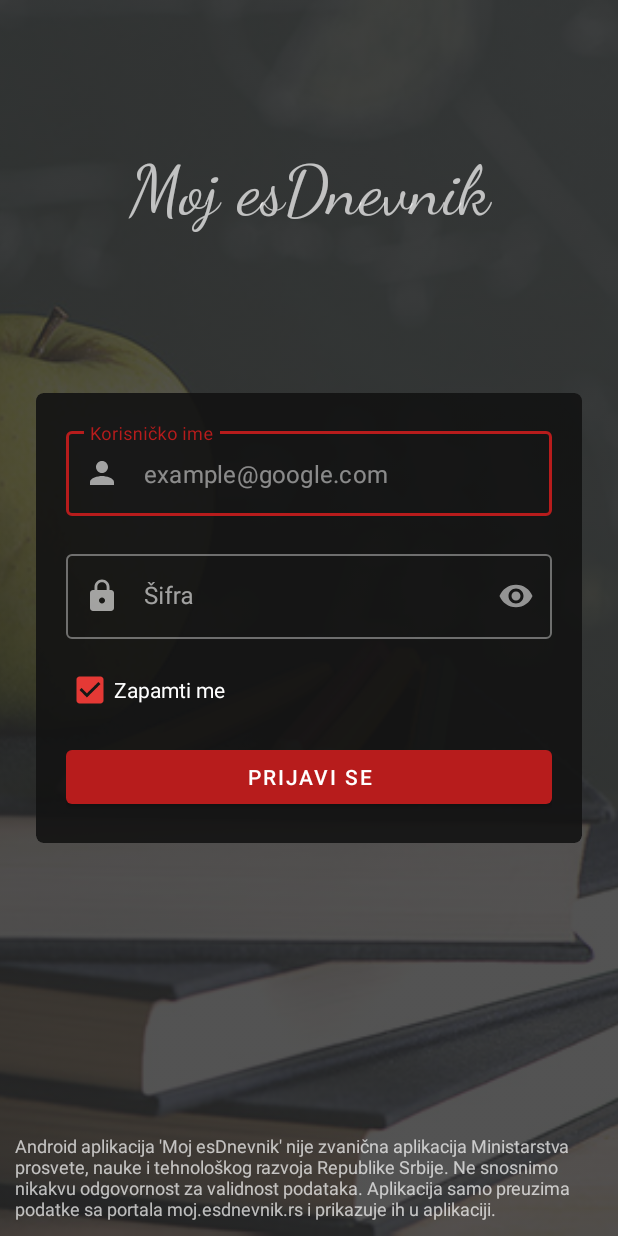
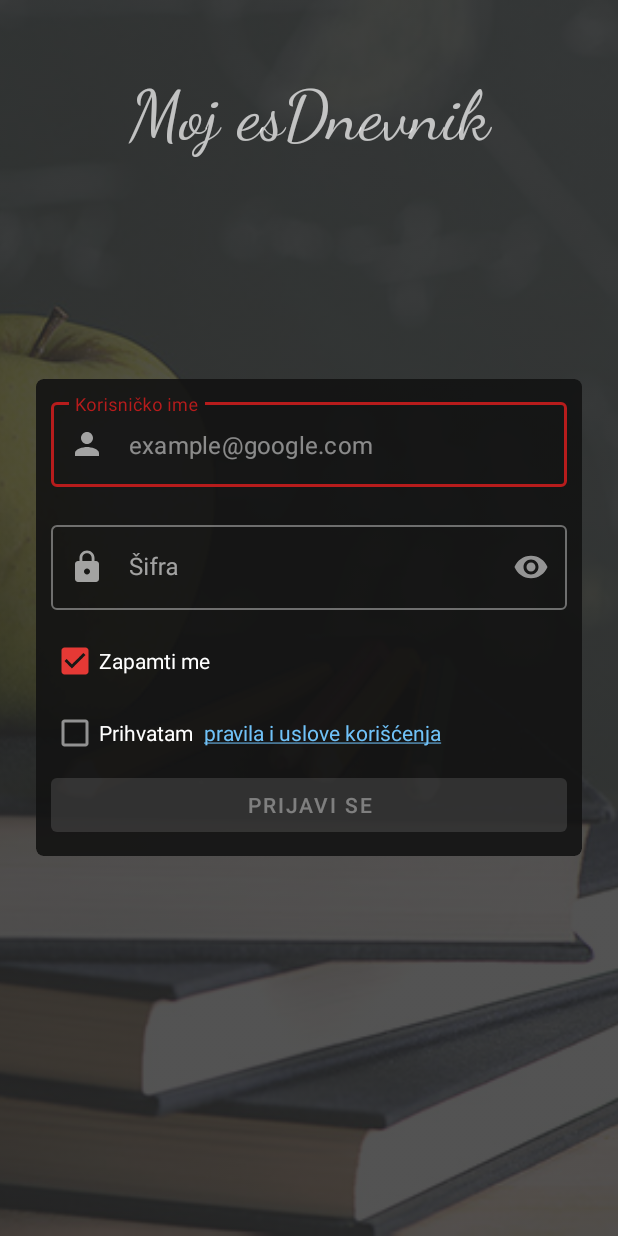
Before and after one commit to semsudin-tafilovic/Moj.esDnevnik, an Android app: the screen it shows after launch (LoginActivity), on a phone screen of 412 x 824 dp. Run offline under Robolectric (Android 15) with nearby library versions, the phone set to English and light mode, and no system bars; our stand-ins replace Dagger/Hilt's generated code.

```diff
--- a/app/src/main/java/rs/tafilovic/mojesdnevnik/presentation/viewholder/BehaviorsViewHolder.kt
+++ b/app/src/main/java/rs/tafilovic/mojesdnevnik/presentation/viewholder/BehaviorsViewHolder.kt
@@ -9,14 +9,15 @@
 import rs.tafilovic.mojesdnevnik.model.Behavior
 import java.text.DateFormat
 import java.text.SimpleDateFormat
+import java.util.*
 
 class BehaviorsViewHolder(view: View) : RecyclerView.ViewHolder(view) {
 
-    val sdf = SimpleDateFormat.getDateInstance(DateFormat.MEDIUM)
+    val sdf = SimpleDateFormat("dd. MM. yyyy.", Locale.getDefault())
 
     fun bind(behavior: Behavior) {
         itemView.apply {
-            tvDate.text = sdf.format(behavior.date)
+            tvDate.text = behavior.date;
             tvName.text = behavior.name
             tvNote.text = behavior.note
             tvNote.visibility = if (behavior.note.isNullOrEmpty()) View.GONE else View.VISIBLE
--- a/app/src/main/java/rs/tafilovic/mojesdnevnik/presentation/viewholder/EventViewHolder.kt
+++ b/app/src/main/java/rs/tafilovic/mojesdnevnik/presentation/viewholder/EventViewHolder.kt
@@ -65,7 +65,7 @@
         if (event == null) return
 
         itemView.apply {
-            tvDate.text = sdf.format(event.date)
+            tvDate.text = event.date
             tvClassName.text = event.course
             when (type) {
                 ITEM_FINAL_GRADE,
--- a/app/src/main/java/rs/tafilovic/mojesdnevnik/repository/Repository.kt
+++ b/app/src/main/java/rs/tafilovic/mojesdnevnik/repository/Repository.kt
@@ -119,6 +119,7 @@
             apiClient.getApiService().getGrades(studentClassId)
                 .enqueue(object : Callback<List<FullGrades>> {
                     override fun onFailure(call: Call<List<FullGrades>>, t: Throwable) {
+                        Logger.e(TAG, "getGrades() - error: "+t.message);
                         notifyError(t, onResult)
                     }
 
--- a/app/src/main/java/rs/tafilovic/mojesdnevnik/rest/ApiClient.kt
+++ b/app/src/main/java/rs/tafilovic/mojesdnevnik/rest/ApiClient.kt
@@ -129,17 +129,18 @@
     private val offlineInterceptor = OfflineInterceptor()
 
     private val okHttpClient = OkHttpClient().newBuilder()
+        .connectTimeout(10, TimeUnit.SECONDS)
+        .readTimeout(10, TimeUnit.SECONDS)
+        .writeTimeout(10, TimeUnit.SECONDS)
         .cache(apiCache)
         .addInterceptor(cookieInterceptor)
         .addInterceptor(httpLoggingInterceptor)
         //.addNetworkInterceptor(networkInterceptor)
         .addInterceptor(offlineInterceptor)
-        .connectTimeout(10, TimeUnit.SECONDS)
-        .readTimeout(10, TimeUnit.SECONDS)
-        .writeTimeout(10, TimeUnit.SECONDS)
         .build()
 
     private val gson = GsonBuilder().setDateFormat("yyyy-MM-dd HH:mm:ss").create()
+
 
     private val retrofit: Retrofit = Retrofit.Builder()
         .client(okHttpClient)
--- a/app/src/main/java/rs/tafilovic/mojesdnevnik/ui/activitiy/LoginActivity.kt
+++ b/app/src/main/java/rs/tafilovic/mojesdnevnik/ui/activitiy/LoginActivity.kt
@@ -6,22 +6,20 @@
 import android.view.View
 import androidx.lifecycle.Observer
 import com.google.android.material.textfield.TextInputEditText
-import com.google.firebase.crashlytics.FirebaseCrashlytics
-import com.google.firebase.ktx.Firebase
 import kotlinx.android.synthetic.main.activity_login.*
 import rs.tafilovic.mojesdnevnik.MyApp
 import rs.tafilovic.mojesdnevnik.R
 import rs.tafilovic.mojesdnevnik.model.StatusCode
-import rs.tafilovic.mojesdnevnik.util.KeyboardEventListener
-import rs.tafilovic.mojesdnevnik.util.Logger
-import rs.tafilovic.mojesdnevnik.util.PrefsHelper
+import rs.tafilovic.mojesdnevnik.ui.fragment.LicenceAgreementFragment
+import rs.tafilovic.mojesdnevnik.util.*
 import rs.tafilovic.mojesdnevnik.viewmodel.LoginViewModel
-import java.lang.RuntimeException
 import javax.inject.Inject
 
 class LoginActivity : BaseActivity() {
 
     override val TAG = this::class.java.name
+
+    private val ACCEPTED_LICENCE_AGREEMENT = "ACCEPTED_LICENCE_AGREEMENT"
 
     @Inject
     lateinit var loginViewModel: LoginViewModel
@@ -41,6 +39,7 @@
         loginViewModel.studentsLiveData.observe(this, Observer {
             Logger.d(TAG, "Students: $it")
             if (it != null) {
+                this.setPrefsBoolean(ACCEPTED_LICENCE_AGREEMENT, cbAcceptAgreement.isChecked)
                 startActivity(Intent(this, MainActivity::class.java))
                 finish()
             } else {
@@ -60,6 +59,10 @@
             showToast(it.message)
         })
 
+        cbAcceptAgreement.setOnCheckedChangeListener { buttonView, isChecked ->
+            btnLogin.isEnabled = isChecked
+        }
+
         btnLogin.setOnClickListener { login() }
 
         etUsername.onFocusChangeListener = editTextFocusChangedListener
@@ -67,14 +70,22 @@
 
         KeyboardEventListener(this) {
             tvTitle.visibility = if (it) View.GONE else View.VISIBLE
-            tvDisclaimer.visibility = if (it) View.GONE else View.VISIBLE
         }
+
+        tvLicenceAgreement.setOnClickListener {
+            LicenceAgreementFragment().show(
+                supportFragmentManager,
+                LicenceAgreementFragment::class.java.simpleName
+            )
+        }
+
+        cbAcceptAgreement.isChecked = this.getPrefsBoolean(ACCEPTED_LICENCE_AGREEMENT)
     }
 
     private fun login() {
         prefsHelper.removeCredentials()
-        username = etUsername.editableText?.toString()
-        password = etPassword.editableText?.toString()
+        username = etUsername.editableText?.toString()?.trim()
+        password = etPassword.editableText?.toString()?.trim()
         Logger.d(TAG, "btnLoginClick: username: $username password: $password")
         val rememberMe = cbSaveMe.isChecked
         loginViewModel.login(username, password, rememberMe)
@@ -95,6 +106,6 @@
     override fun onConnectionChanged(connected: Boolean) {
         super.onConnectionChanged(connected)
         tvNoInternetConnection.visibility = if (connected) View.GONE else View.VISIBLE
-        btnLogin.isEnabled = connected
+        btnLogin.isEnabled = connected && cbAcceptAgreement.isChecked
     }
 }
--- a/app/src/main/java/rs/tafilovic/mojesdnevnik/util/Extensions.kt
+++ b/app/src/main/java/rs/tafilovic/mojesdnevnik/util/Extensions.kt
@@ -11,6 +11,7 @@
 import android.text.SpannableString
 import android.text.Spanned
 import androidx.core.text.toSpanned
+import androidx.preference.PreferenceManager
 
 /**
  * File with some helper methods (mainly extension methods)
@@ -62,3 +63,11 @@
         action()
     }
 }
+
+fun Context.getPrefsBoolean(name: String): Boolean {
+    return PreferenceManager.getDefaultSharedPreferences(this).getBoolean(name, false)
+}
+
+fun Context.setPrefsBoolean(name: String, value: Boolean) {
+    PreferenceManager.getDefaultSharedPreferences(this).edit().putBoolean(name, value).apply()
+}
--- a/app/src/main/res/layout/activity_login.xml
+++ b/app/src/main/res/layout/activity_login.xml
@@ -5,6 +5,7 @@
     android:layout_width="match_parent"
     android:layout_height="match_parent"
     android:fitsSystemWindows="true"
+    android:keepScreenOn="true"
     android:theme="@style/ThemeOverlay.MaterialComponents.Dark"
     tools:context=".ui.activitiy.LoginActivity">
 
@@ -16,13 +17,14 @@
         android:src="@drawable/education"
         android:tint="#D02C2C2C" />
 
+
     <TextView
         android:id="@+id/tvTitle"
         style="@style/TextAppearance.AppCompat.Display2"
         android:layout_width="match_parent"
         android:layout_height="wrap_content"
         android:layout_gravity="center_horizontal|top"
-        android:layout_marginTop="100dp"
+        android:layout_marginTop="50dp"
         android:fontFamily="cursive"
         android:gravity="center_horizontal"
         android:text="@string/app_name" />
@@ -45,7 +47,7 @@
             android:layout_width="match_parent"
             android:layout_height="wrap_content"
             android:orientation="vertical"
-            android:padding="20dp">
+            android:padding="10dp">
 
             <com.google.android.material.textfield.TextInputLayout
                 android:id="@+id/tilUsername"
@@ -87,11 +89,34 @@
                 android:checked="true"
                 android:text="@string/remember_me" />
 
+            <LinearLayout
+                android:layout_width="match_parent"
+                android:layout_height="wrap_content"
+                android:orientation="horizontal">
+
+                <CheckBox
+                    android:id="@+id/cbAcceptAgreement"
+                    android:layout_width="wrap_content"
+                    android:layout_height="wrap_content"
+                    android:checked="false"
+                    android:text="@string/accept" />
+
+                <TextView
+                    android:id="@+id/tvLicenceAgreement"
+                    android:layout_width="wrap_content"
+                    android:layout_height="wrap_content"
+                    android:layout_gravity="center_vertical"
+                    android:layout_marginStart="7dp"
+                    android:linksClickable="true"
+                    android:text="@string/licence_agreement"
+                    android:textColor="#70C2F8" />
+            </LinearLayout>
+
             <Button
                 android:id="@+id/btnLogin"
                 android:layout_width="match_parent"
                 android:layout_height="wrap_content"
-                android:layout_marginTop="10dp"
+                android:enabled="false"
                 android:text="@string/login" />
         </LinearLayout>
     </androidx.cardview.widget.CardView>
@@ -118,14 +143,4 @@
         android:visibility="gone"
         tools:visibility="visible" />
 
-    <TextView
-        android:id="@+id/tvDisclaimer"
-        style="@style/TextAppearance.AppCompat.Caption"
-        android:layout_width="match_parent"
-        android:layout_height="wrap_content"
-        android:layout_gravity="bottom"
-        android:gravity="bottom"
-        android:padding="10dp"
-        android:text="Android aplikacija 'Moj esDnevnik' nije zvanična aplikacija Ministarstva prosvete, nauke i tehnološkog razvoja Republike Srbije. Ne snosnimo nikakvu odgovornost za validnost podataka. Aplikacija samo preuzima podatke sa portala moj.esdnevnik.rs i prikazuje ih u aplikaciji." />
-
 </FrameLayout>
--- a/app/src/main/res/values/strings.xml
+++ b/app/src/main/res/values/strings.xml
@@ -10,4 +10,10 @@
     <string name="remember_me">Zapamti me</string>
     <string name="no_internet_connection">Uređaj nema vezu sa internetom.</string>
     <string name="logout">Odjavi se</string>
+    <string name="accept_agreement">Prihvatam pravila i uslove korišćenja</string>
+    <string name="agreement_message">Android aplikacija \"Moj esDnevnik\" nije zvanična aplikacija Ministarstva prosvete, nauke i tehnološkog razvoja Republike Srbije. Ne snosnimo nikakvu odgovornost za validnost podataka. Aplikacija samo preuzima podatke sa portala moj.esdnevnik.rs i prikazuje ih u aplikaciji.</string>
+    <string name="accept">Prihvatam</string>
+    <string name="licence_agreement"><u>pravila i uslove korišćenja</u></string>
+    <string name="licence_agreement_title">Pravila i uslovi korišćenja</string>
+    <string name="close">Zatvori</string>
 </resources>
--- a/app/src/main/res/values/styles.xml
+++ b/app/src/main/res/values/styles.xml
@@ -9,4 +9,9 @@
         <item name="android:windowTranslucentStatus">true</item>
     </style>
 
+    <style name="EulaDialog" parent="ThemeOverlay.MaterialComponents.Dialog.Alert">
+        <item name="android:windowMinWidthMajor">99%</item>
+        <item name="android:windowMinWidthMinor">95%</item>
+    </style>
+
 </resources>
```
Also changed, not shown: app/build.gradle (+12 -10 lines), app/src/main/java/rs/tafilovic/mojesdnevnik/model/Data.kt (+8 -8 lines), app/src/main/java/rs/tafilovic/mojesdnevnik/presentation/viewholder/StudentsViewHolder.kt (+27 -11 lines), app/src/main/java/rs/tafilovic/mojesdnevnik/ui/fragment/LicenceAgreementFragment.kt (added, +44 -0 lines), app/src/main/res/drawable-v24/ic_launcher_foreground.xml (deleted, +0 -30 lines), app/src/main/res/layout/fragment_licence_agreement.xml (added, +29 -0 lines), build.gradle (+4 -5 lines), gradle/wrapper/gradle-wrapper.properties, 2 other files.
